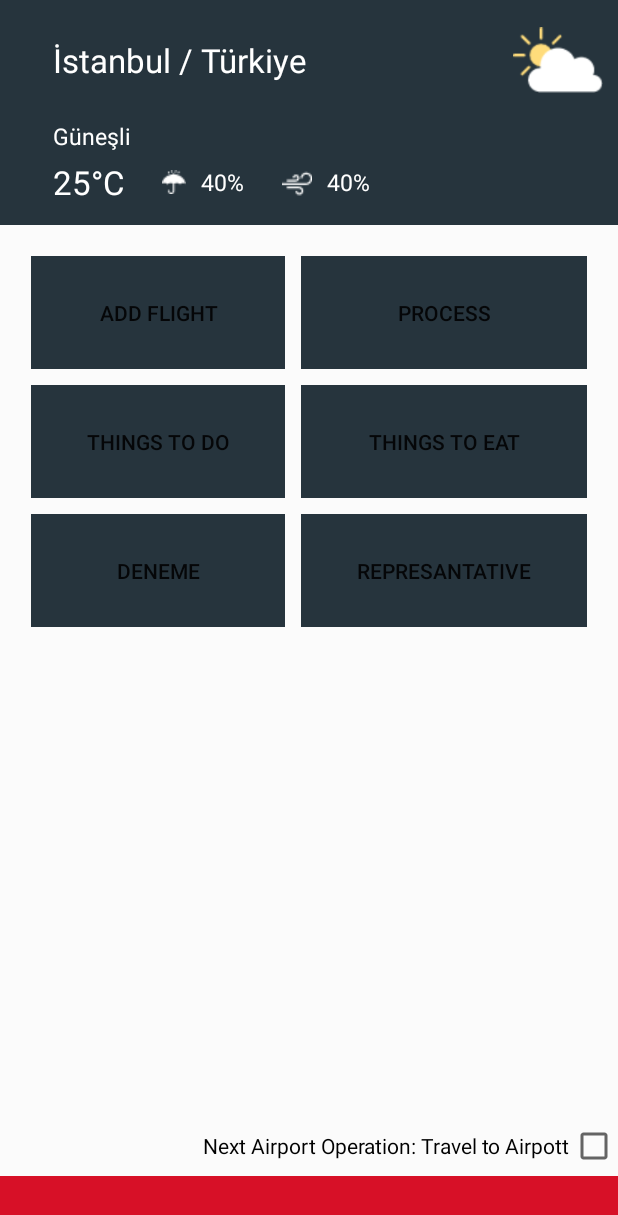
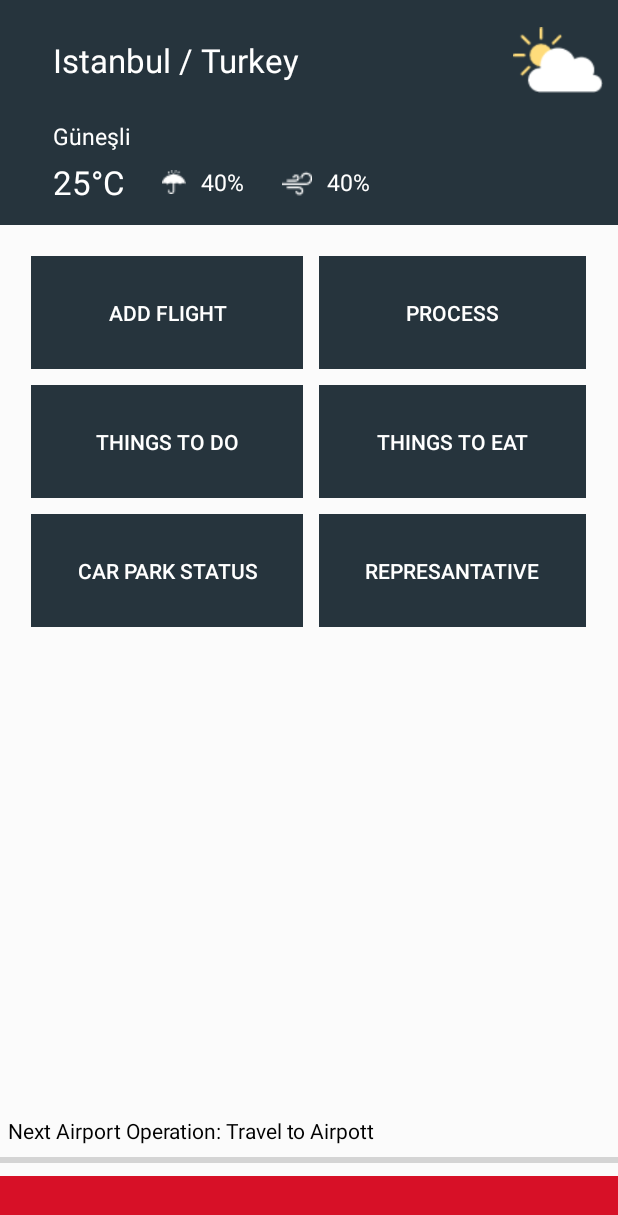
Before and after one commit to 5l1v3r1/myPort, an Android app: the MainActivity screen opened directly, with no data from a screen before it, on a phone screen of 412 x 824 dp. Shown: the top 1215 px of the screen. Run offline under Robolectric (Android 15) with nearby library versions, the phone set to English and light mode, and no system bars.

Commit message:
main last

```diff
--- a/app/src/main/res/layout/activity_main.xml
+++ b/app/src/main/res/layout/activity_main.xml
@@ -28,7 +28,7 @@
                         android:layout_height="match_parent"
                         android:layout_marginLeft="25dp"
                         android:gravity="center_vertical"
-                        android:text="İstanbul / Türkiye"
+                        android:text="Istanbul / Turkey"
                         android:textColor="#FFFFFF"
                         android:textSize="10pt" />
 
@@ -124,12 +124,14 @@
                    android:id="@+id/addbtn"
                    android:text="Add Flight"
                    android:layout_margin="5dp"
+                   android:textColor="#FFFFFF"
                    android:background="@drawable/button"
                    android:layout_height="75dp"/>
 
                <Button
                    app:layout_constraintStart_toEndOf="@id/addbtn"
                    android:id="@+id/btn_process"
+                   android:textColor="#FFFFFF"
                    android:layout_margin="5dp"
                    android:text="Process"
                    android:background="@drawable/button"
@@ -142,6 +144,7 @@
                    android:id="@+id/btn3"
                    android:layout_height="75dp"
                    android:layout_margin="5dp"
+                   android:textColor="#FFFFFF"
                    android:background="@drawable/button"
                    android:text="Things to Do" />
 
@@ -149,23 +152,27 @@
                    android:id="@+id/eatbtn"
                    android:layout_height="75dp"
                    android:layout_margin="5dp"
+                   android:textColor="#FFFFFF"
                    android:background="@drawable/button"
                    android:text="Things to eat"
                    app:layout_constraintStart_toEndOf="@id/addbtn" />
            </TableRow>
 
            <TableRow>
+
                <Button
                    android:id="@+id/btn5"
-                   android:text="deneme"
+                   android:layout_height="75dp"
                    android:layout_margin="5dp"
+                   android:textColor="#FFFFFF"
                    android:background="@drawable/button"
-                   android:layout_height="75dp"/>
+                   android:text="Car Park Status" />
 
                <Button
                    android:id="@+id/btn6"
                    android:layout_height="75dp"
                    android:layout_margin="5dp"
+                   android:textColor="#FFFFFF"
                    android:background="@drawable/button"
                    android:text="Represantative"
                    app:layout_constraintStart_toEndOf="@id/addbtn" />
@@ -193,12 +200,6 @@
                 android:orientation="vertical">
 
 
-                <LinearLayout
-                    android:gravity="end"
-                    android:layout_width="match_parent"
-                    android:layout_height="wrap_content"
-                    android:orientation="horizontal">
-
                 <TextView
                     android:paddingLeft="5dp"
                     android:textColor="#000000"
@@ -208,13 +209,6 @@
                     android:layout_width="wrap_content"
                     android:layout_height="wrap_content" />
 
-                    <CheckBox
-                        android:id="@+id/chkbox_complete"
-                        android:layout_width="wrap_content"
-                        android:layout_height="40dp" />
-
-
-                </LinearLayout>
                 <ProgressBar
                     style="?android:attr/progressBarStyleHorizontal"
                     android:layout_centerHorizontal="true"
```
Lines whose indentation alone changed are shown as unchanged.
